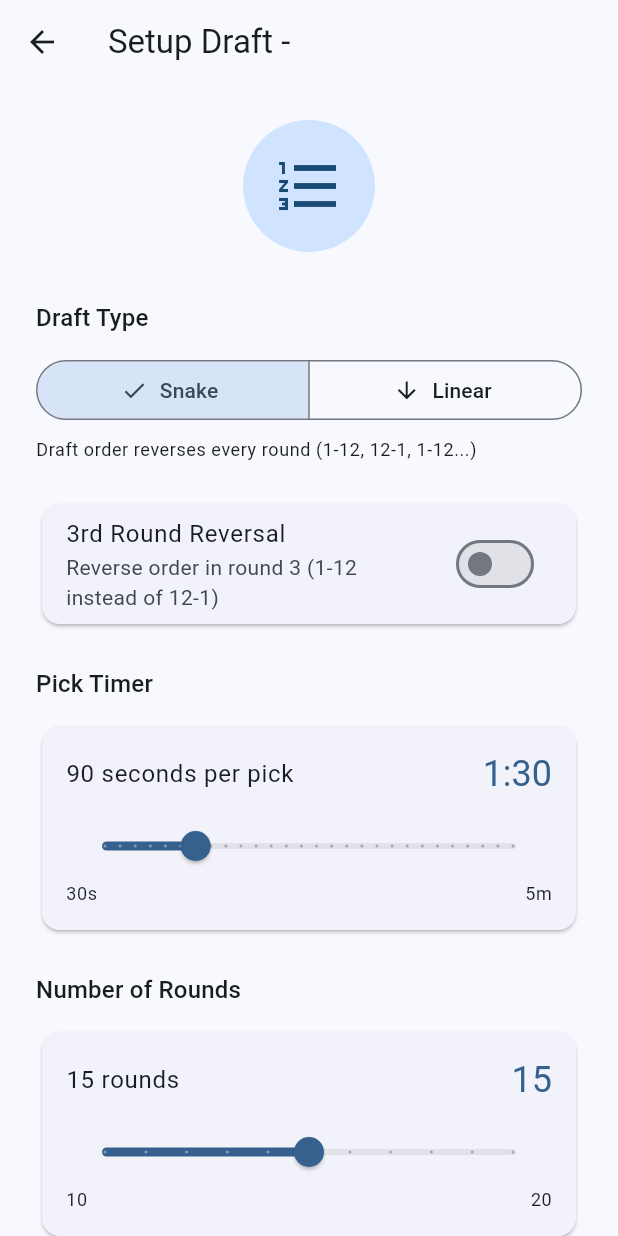
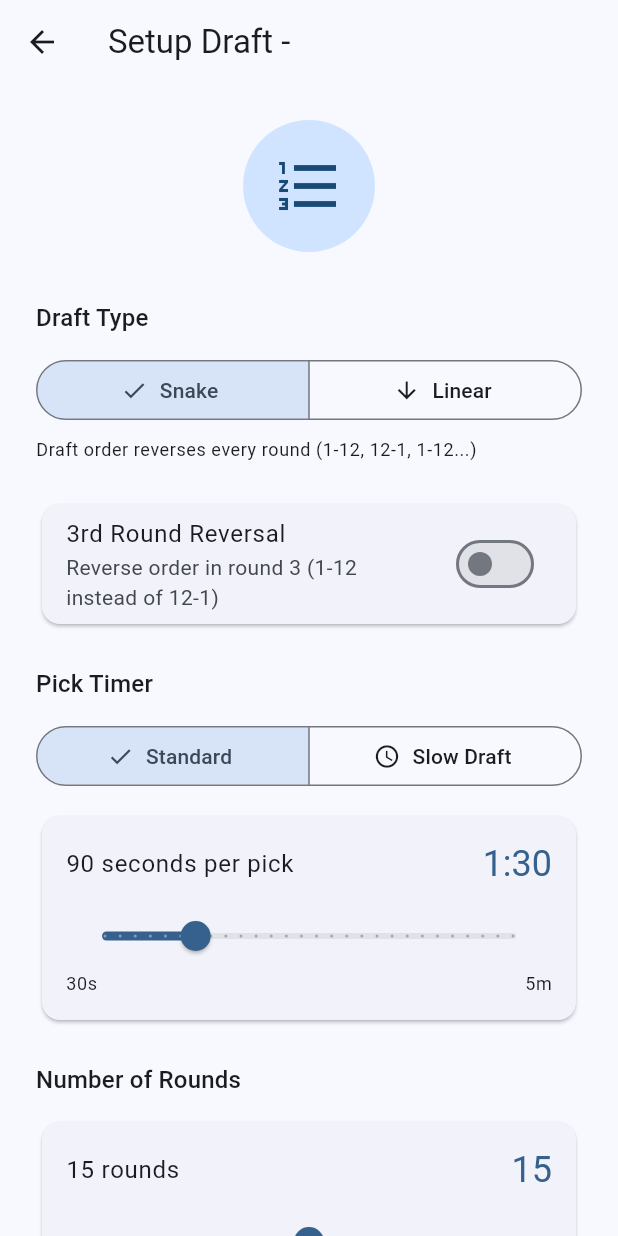
Before and after one commit to jkap86/tbd-ff-flutter-app, a Flutter app: the DraftSetupScreen screen opened directly with empty values, on a phone screen of 412 x 824 dp. Run offline on Flutter 3.47's test engine with Material 3 defaults, Android fonts, the phone set to English and light mode, and no system bars; our stand-ins replace shared_preferences, socket_io_client, uni_links; accounts and stored records are empty.

Commit message:
Add slow draft timer options and fix web platform deep linking
Added extended timer options for slow drafts similar to Sleeper, allowing draft picks to span hours instead of just minutes.

Draft timer changes:
- Edit League screen: Added slow draft options to pick timer dropdown
  - New options: 10m, 15m, 20m, 30m, 1h, 2h, 4h, 8h, 12h, 18h, 24h
  - Keeps existing standard options: 10s, 30s, 1m, 1.5m, 2m, 3m, 5m

- Draft Setup screen: Added Standard/Slow Draft mode toggle
  - Standard mode: 30 seconds to 5 minutes with slider
  - Slow Draft mode: 5 minutes to 24 hours with smart interval snapping
  - Auto-snaps to predefined intervals in slow mode for better UX

Deep linking fix:
- Fixed "unsupported operation" error on web platform
- Wrapped uni_links initialization with kIsWeb platform check
- Deep links (tbdff://) now only initialize on mobile platforms
- Web version runs without errors while mobile keeps deep link support

Files changed:
- lib/screens/edit_league_screen.dart
- lib/screens/draft_setup_screen.dart
- lib/main.dart

```diff
--- a/lib/main.dart
+++ b/lib/main.dart
@@ -1,4 +1,5 @@
 import 'package:flutter/material.dart';
+import 'package:flutter/foundation.dart' show kIsWeb;
 import 'package:provider/provider.dart';
 import 'dart:async';
 import 'package:uni_links/uni_links.dart';
@@ -89,6 +90,8 @@ class _AuthWrapperState extends State<AuthWrapper> {
       Provider.of<AuthProvider>(context, listen: false).checkAuthStatus();
     });
 
+    // Only handle deep links on mobile platforms (not web)
+    if (!kIsWeb) {
       // Handle initial deep link (when app is launched from link)
       _handleInitialLink();
 
@@ -100,6 +103,7 @@ class _AuthWrapperState extends State<AuthWrapper> {
       }, onError: (err) {
         print('Deep link error: $err');
       });
+    }
   }
 
   @override
--- a/lib/screens/draft_setup_screen.dart
+++ b/lib/screens/draft_setup_screen.dart
@@ -24,6 +24,7 @@ class _DraftSetupScreenState extends State<DraftSetupScreen> {
   bool _thirdRoundReversal = false;
   int _pickTimeSeconds = 90;
   int _rounds = 15;
+  String _timerMode = 'standard'; // 'standard' or 'slow'
 
   bool _isCreating = false;
 
@@ -173,6 +174,33 @@ class _DraftSetupScreenState extends State<DraftSetupScreen> {
                   style: Theme.of(context).textTheme.titleMedium,
                 ),
                 const SizedBox(height: 12),
+                SegmentedButton<String>(
+                  segments: const [
+                    ButtonSegment(
+                      value: 'standard',
+                      label: Text('Standard'),
+                      icon: Icon(Icons.timer),
+                    ),
+                    ButtonSegment(
+                      value: 'slow',
+                      label: Text('Slow Draft'),
+                      icon: Icon(Icons.schedule),
+                    ),
+                  ],
+                  selected: {_timerMode},
+                  onSelectionChanged: (Set<String> selection) {
+                    setState(() {
+                      _timerMode = selection.first;
+                      // Set default for mode
+                      if (_timerMode == 'standard') {
+                        _pickTimeSeconds = 90;
+                      } else {
+                        _pickTimeSeconds = 3600; // 1 hour default for slow
+                      }
+                    });
+                  },
+                ),
+                const SizedBox(height: 12),
                 Card(
                   child: Padding(
                     padding: const EdgeInsets.all(16.0),
@@ -183,11 +211,11 @@ class _DraftSetupScreenState extends State<DraftSetupScreen> {
                           mainAxisAlignment: MainAxisAlignment.spaceBetween,
                           children: [
                             Text(
-                              '$_pickTimeSeconds seconds per pick',
+                              _getTimerLabel(),
                               style: Theme.of(context).textTheme.bodyLarge,
                             ),
                             Text(
-                              '${(_pickTimeSeconds / 60).floor()}:${(_pickTimeSeconds % 60).toString().padLeft(2, '0')}',
+                              _getTimerDisplay(),
                               style: Theme.of(context)
                                   .textTheme
                                   .headlineSmall
@@ -201,21 +229,21 @@ class _DraftSetupScreenState extends State<DraftSetupScreen> {
                         const SizedBox(height: 8),
                         Slider(
                           value: _pickTimeSeconds.toDouble(),
-                          min: 30,
-                          max: 300,
-                          divisions: 27,
-                          label: '${_pickTimeSeconds}s',
+                          min: _timerMode == 'standard' ? 30 : 300,
+                          max: _timerMode == 'standard' ? 300 : 86400,
+                          divisions: _timerMode == 'standard' ? 27 : _getSlowDivisions(),
+                          label: _getTimerDisplay(),
                           onChanged: (value) {
                             setState(() =>
-                                _pickTimeSeconds = value.toInt());
+                                _pickTimeSeconds = _snapToInterval(value.toInt()));
                           },
                         ),
                         Row(
                           mainAxisAlignment: MainAxisAlignment.spaceBetween,
                           children: [
-                            Text('30s',
+                            Text(_timerMode == 'standard' ? '30s' : '5m',
                                 style: Theme.of(context).textTheme.bodySmall),
-                            Text('5m',
+                            Text(_timerMode == 'standard' ? '5m' : '24h',
                                 style: Theme.of(context).textTheme.bodySmall),
                           ],
                         ),
@@ -302,7 +330,7 @@ class _DraftSetupScreenState extends State<DraftSetupScreen> {
                         if (_draftType == 'snake' && _thirdRoundReversal)
                           _buildSummaryRow('3RR', 'Enabled'),
                         _buildSummaryRow(
-                            'Pick Timer', '${_pickTimeSeconds}s'),
+                            'Pick Timer', _getTimerSummary()),
                         _buildSummaryRow('Rounds', '$_rounds'),
                         _buildSummaryRow('Total Picks',
                             '${_rounds * 12}'), // Assuming 12 teams
@@ -334,6 +362,95 @@ class _DraftSetupScreenState extends State<DraftSetupScreen> {
     );
   }
 
+  String _getTimerLabel() {
+    if (_timerMode == 'standard') {
+      return '$_pickTimeSeconds seconds per pick';
+    } else {
+      return 'Time per pick';
+    }
+  }
+
+  String _getTimerDisplay() {
+    if (_timerMode == 'standard') {
+      final minutes = _pickTimeSeconds ~/ 60;
+      final seconds = _pickTimeSeconds % 60;
+      return '$minutes:${seconds.toString().padLeft(2, '0')}';
+    } else {
+      // Slow draft display
+      if (_pickTimeSeconds < 3600) {
+        // Less than 1 hour - show minutes
+        final minutes = _pickTimeSeconds ~/ 60;
+        return '${minutes}m';
+      } else if (_pickTimeSeconds < 86400) {
+        // Less than 1 day - show hours
+        final hours = _pickTimeSeconds ~/ 3600;
+        return '${hours}h';
+      } else {
+        // Show days
+        final days = _pickTimeSeconds ~/ 86400;
+        return '${days}d';
+      }
+    }
+  }
+
+  String _getTimerSummary() {
+    if (_pickTimeSeconds < 60) {
+      return '${_pickTimeSeconds}s';
+    } else if (_pickTimeSeconds < 3600) {
+      final minutes = _pickTimeSeconds ~/ 60;
+      return '${minutes}m';
+    } else if (_pickTimeSeconds < 86400) {
+      final hours = _pickTimeSeconds ~/ 3600;
+      return '${hours}h';
+    } else {
+      final days = _pickTimeSeconds ~/ 86400;
+      return '${days}d';
+    }
+  }
+
+  int _getSlowDivisions() {
+    // Slow draft intervals:
+    // 5m, 10m, 15m, 20m, 30m, 1h, 2h, 4h, 8h, 12h, 18h, 24h
+    return 11;
+  }
+
+  int _snapToInterval(int seconds) {
+    if (_timerMode == 'standard') {
+      // Standard mode: snap to 10 second intervals
+      return (seconds ~/ 10) * 10;
+    } else {
+      // Slow draft mode: snap to specific intervals
+      const intervals = [
+        300,    // 5 minutes
+        600,    // 10 minutes
+        900,    // 15 minutes
+        1200,   // 20 minutes
+        1800,   // 30 minutes
+        3600,   // 1 hour
+        7200,   // 2 hours
+        14400,  // 4 hours
+        28800,  // 8 hours
+        43200,  // 12 hours
+        64800,  // 18 hours
+        86400,  // 24 hours
+      ];
+
+      // Find closest interval
+      int closest = intervals[0];
+      int minDiff = (seconds - intervals[0]).abs();
+
+      for (int interval in intervals) {
+        int diff = (seconds - interval).abs();
+        if (diff < minDiff) {
+          minDiff = diff;
+          closest = interval;
+        }
+      }
+
+      return closest;
+    }
+  }
+
   Widget _buildSummaryRow(String label, String value) {
     return Padding(
       padding: const EdgeInsets.symmetric(vertical: 4.0),
```
Also changed, not shown: lib/screens/edit_league_screen.dart (+14 -1 lines). Lines whose indentation alone changed are shown as unchanged.
